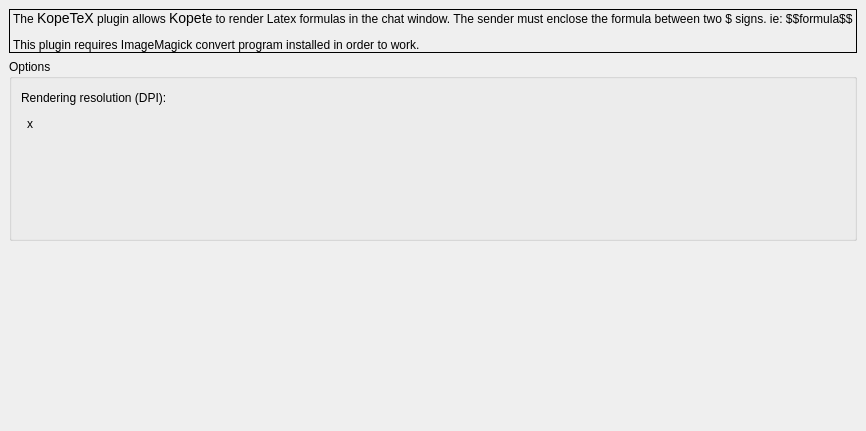
This is plugins/latex/latexprefsbase.ui in KDE/kopete as Qt 5 draws it before an edit. The edited form follows.
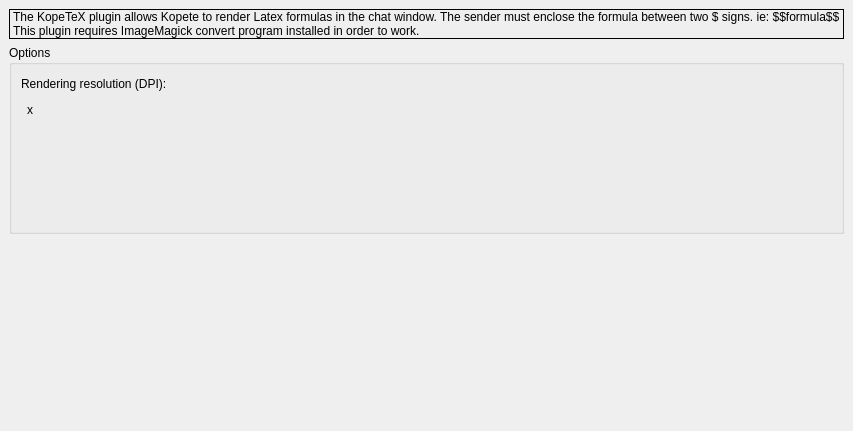
This is the edited form. Custom widgets are drawn as their Qt base class.

Commit message: GUI:Fix strange font sizes

The edit to the form file:
```diff
--- a/plugins/latex/latexprefsbase.ui
+++ b/plugins/latex/latexprefsbase.ui
@@ -25,8 +25,8 @@
       <enum>QFrame::Box</enum>
      </property>
      <property name="text" >
-      <string>&lt;p>The &lt;font size="+1">KopeTeX&lt;/font> plugin allows &lt;font size="+1">Kopet&lt;/font>e to render Latex formulas in the chat window. The sender must enclose the formula between two $ signs. ie: $$formula$$&lt;/p>
-&lt;p>This plugin requires ImageMagick convert program installed in order to work.&lt;/p></string>
+      <string>The KopeTeX plugin allows Kopete to render Latex formulas in the chat window. The sender must enclose the formula between two $ signs. ie: $$formula$$
+This plugin requires ImageMagick convert program installed in order to work.</string>
      </property>
     </widget>
    </item>
@@ -39,7 +39,19 @@
       <property name="margin" >
        <number>9</number>
       </property>
-      <property name="spacing" >
+      <property name="topMargin" >
+       <number>9</number>
+      </property>
+      <property name="rightMargin" >
+       <number>9</number>
+      </property>
+      <property name="bottomMargin" >
+       <number>9</number>
+      </property>
+      <property name="horizontalSpacing" >
+       <number>6</number>
+      </property>
+      <property name="verticalSpacing" >
        <number>6</number>
       </property>
       <item row="1" column="0" >
@@ -156,7 +168,7 @@
  <customwidgets>
   <customwidget>
    <class>KIntNumInput</class>
-   <extends></extends>
+   <extends>QWidget</extends>
    <header>knuminput.h</header>
    <container>0</container>
    <pixmap></pixmap>
```
Left out of the diff: 51 changed lines with no effect on the pictures.
